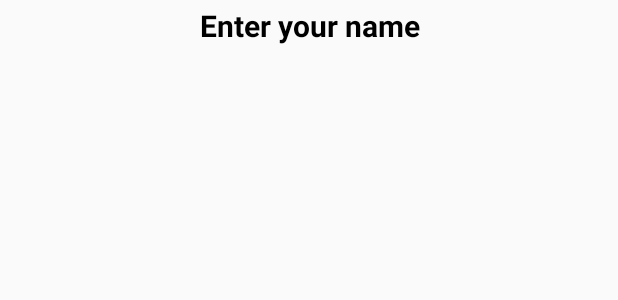
After one commit to dgoenka/AccedoMatchingGame, an Android app: the layout alert_title.xml on its own in the app's theme, with its tools: preview values and no code run, on a phone screen of 412 x 824 dp. The commit adds this screen. Shown: the top 300 px of the screen. Run offline under Robolectric (Android 15) with nearby library versions, the phone set to English and light mode, and no system bars.

```diff
--- /dev/null
+++ b/app/src/main/res/layout/alert_title.xml
@@ -0,0 +1,10 @@
+<?xml version="1.0" encoding="utf-8"?>
+<TextView xmlns:android="http://schemas.android.com/apk/res/android"
+    android:layout_width="match_parent"
+    android:layout_height="wrap_content"
+    android:text="@string/enter_your_name"
+    android:gravity="center"
+    android:padding="3dp"
+    android:textStyle="bold"
+    android:textAppearance="?android:dialogTitle"
+    android:textSize="20dp" />
--- a/app/src/main/res/values/strings.xml
+++ b/app/src/main/res/values/strings.xml
@@ -10,4 +10,5 @@
     <string name="title_activity_scores">High Scores</string>
     <string name="no_scores">No Scores Available</string>
     <string name="new_game">New Game</string>
+    <string name="you_scored">Game Complete! You Scored %d !</string>
 </resources>
```
Also changed, not shown: app/src/main/java/com/divyanshgoenka/accedomatchinggame/activities/MainActivity.java (+12 -6 lines), app/src/main/java/com/divyanshgoenka/accedomatchinggame/utils/AlertDialogUtil.java (added, +19 -0 lines), app/src/main/res/layout/score_edit_text.xml (+23 -5 lines).
